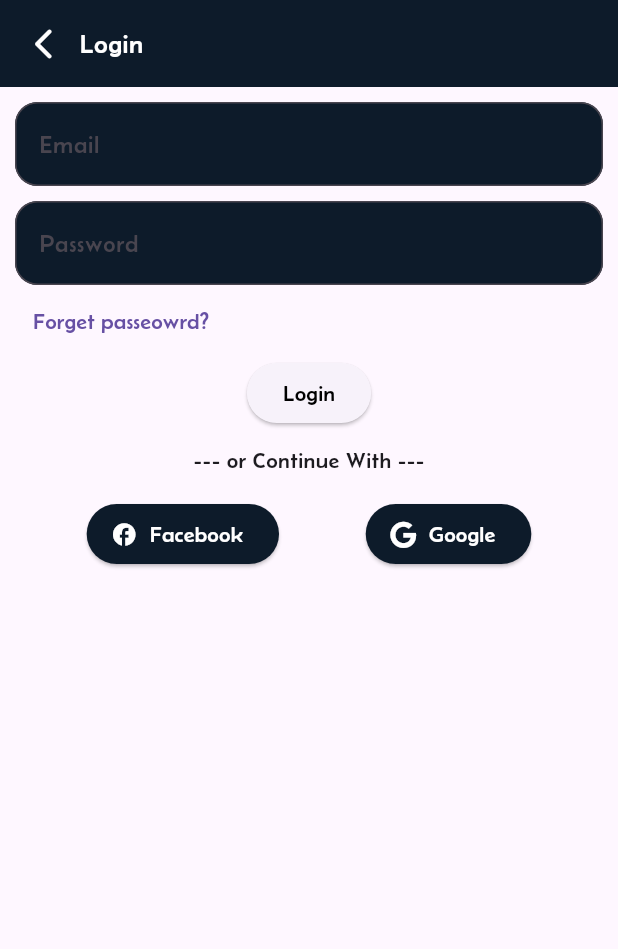
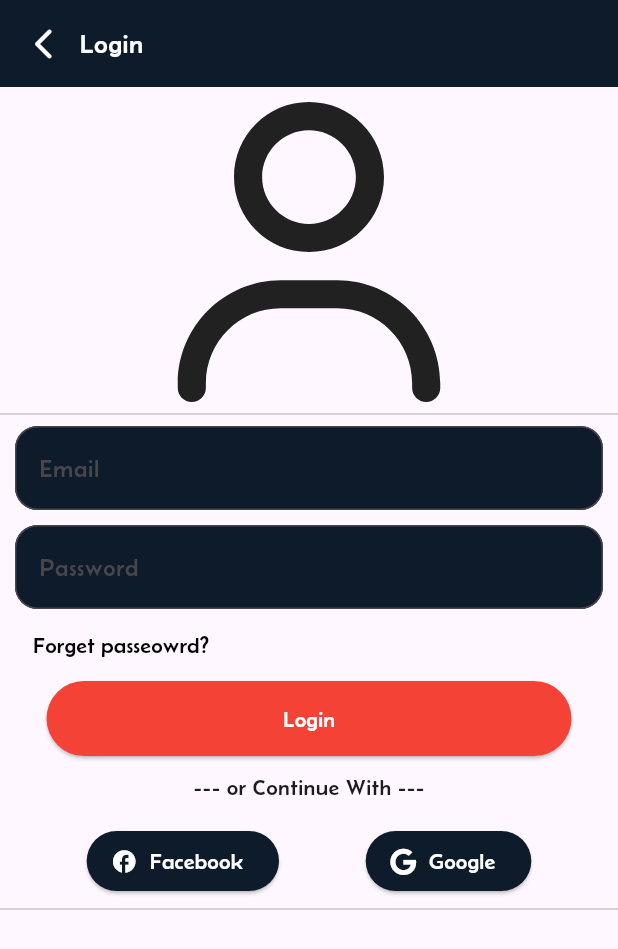
Before and after one commit to JhunJhun2003/nyx_app, a Flutter app: the screen it shows after launch, item 5 of the bottom bar chosen, after a tap on "Login", on a phone screen of 412 x 824 dp. Shown: the top 949 px of the screen. Run offline on Flutter 3.47's test engine with Material 3 defaults, Android fonts, the phone set to English and light mode, and no system bars; our stand-ins replace font_awesome_flutter, sqflite; accounts and stored records are empty.

Commit message:
20260402-v3

```diff
--- a/lib/pages/detailsPages/account.dart
+++ b/lib/pages/detailsPages/account.dart
@@ -8,6 +8,7 @@ import 'package:nyxproject/pages/detailsPages/accountpages/myclasses.dart';
 import 'package:nyxproject/pages/detailsPages/accountpages/myorder.dart';
 import 'package:nyxproject/pages/detailsPages/accountpages/mywishlist.dart';
 import 'package:nyxproject/pages/detailsPages/accountpages/setting.dart';
+import 'package:nyxproject/pages/detailsPages/accountpages/signup.dart';
 import 'package:nyxproject/pages/detailsPages/accountpages/terms.dart';
 
 class AccountPage extends StatelessWidget {
@@ -196,7 +197,7 @@ class AccountPage extends StatelessWidget {
             mainAxisAlignment: MainAxisAlignment.spaceEvenly,
             children: [
               ElevatedButton(
-                style: ElevatedButton.styleFrom(backgroundColor: Colors.red),
+                style: ElevatedButton.styleFrom(backgroundColor: Colors.red, minimumSize: Size(100, 40)),
                 onPressed: (){
                   Navigator.push(
                     context,
@@ -207,8 +208,13 @@ class AccountPage extends StatelessWidget {
               ),
               Text("or",style: TextStyle(fontFamily: "Custom", fontSize: 15, color: Colors.white),),
               ElevatedButton(
-                style: ElevatedButton.styleFrom(backgroundColor: Colors.red),
-                onPressed: (){},
+                style: ElevatedButton.styleFrom(backgroundColor: Colors.red, minimumSize: Size(100, 40)),
+                onPressed: (){
+                  Navigator.push(
+                    context,
+                    MaterialPageRoute(builder: (context) => SignupPage()),
+                    );
+                },
                 child: Text("Sign Up",style: TextStyle(fontFamily: "Custom", fontSize: 15, color: Colors.white),),
               ),
             ],
--- a/lib/pages/detailsPages/accountpages/login.dart
+++ b/lib/pages/detailsPages/accountpages/login.dart
@@ -41,6 +41,8 @@ class _LoginPageState extends State<LoginPage> {
             children: [
               _header(),
               SizedBox(height: 10),
+              _MainIcon(),
+              Divider(),
               _inputform(),
               _forget(),
               _login(),
@@ -48,7 +50,7 @@ class _LoginPageState extends State<LoginPage> {
               _continuewith("--- or Continue With ---"),
               SizedBox(height: 15),
               _choice(),
-
+              Divider()
             ],
           ),
         ),
@@ -175,7 +177,8 @@ class _LoginPageState extends State<LoginPage> {
           "Forget passeowrd?",
           style: TextStyle(
             fontFamily: "Custom",
-            fontSize: 15
+            fontSize: 15,
+            color: Colors.black,
           ),
         )
       ),
@@ -186,13 +189,17 @@ class _LoginPageState extends State<LoginPage> {
     return Center(
       // padding: EdgeInsets.symmetric(horizontal: 10),
       child: ElevatedButton(
+        style: ElevatedButton.styleFrom(
+          minimumSize: const Size(350, 50),
+          backgroundColor: Colors.red,
+        ),
         onPressed: (){},
         child: Text(
           "Login",
            style: TextStyle(
               fontFamily: "Custom",
               fontSize: 15,
-              color: Colors.black
+              color: Colors.white
             ),
         ),
       ),
@@ -249,5 +256,9 @@ class _LoginPageState extends State<LoginPage> {
     );
   }
 
-
+  Widget _MainIcon(){
+    return Center(
+      child: Icon(FontAwesomeIcons.user, size: 200,),
+    );
+  }
 }
```
